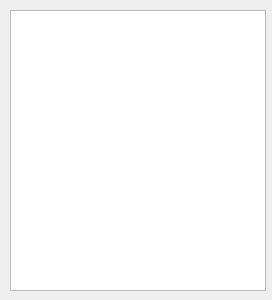
The window that main.ui (lerry/fileshare) describes before a commit, drawn with Qt 5.
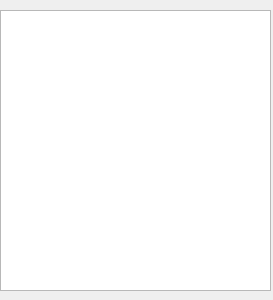
The same window after the commit.

Commit message: change some config to react fast when a node left show ip and port on gui

The edit to the form file:
```diff
--- a/main.ui
+++ b/main.ui
@@ -6,7 +6,7 @@
    <rect>
     <x>0</x>
     <y>0</y>
-    <width>272</width>
+    <width>273</width>
     <height>300</height>
    </rect>
   </property>
@@ -16,9 +16,9 @@
   <widget class="QListWidget" name="list">
    <property name="geometry">
     <rect>
-     <x>10</x>
+     <x>0</x>
      <y>10</y>
-     <width>256</width>
+     <width>271</width>
      <height>281</height>
     </rect>
    </property>
```
The commit also changes 2 other files.
